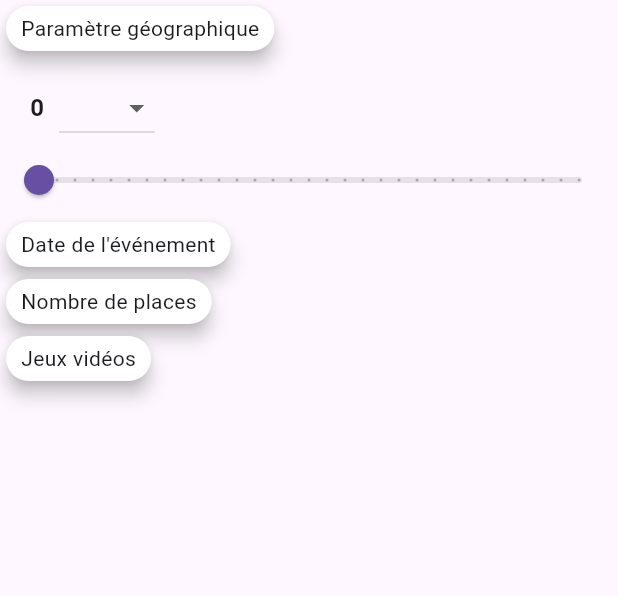
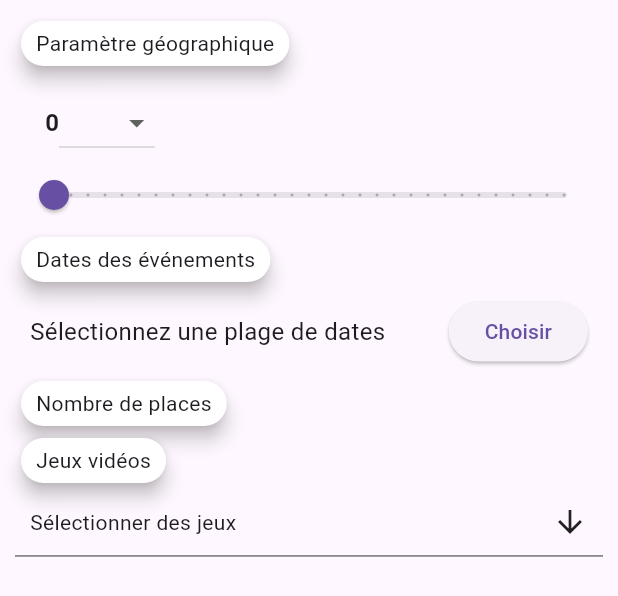
Before and after one commit to RomainHer/maps.gg, a Flutter app: the FilterBottomSheet widget shown alone on an empty page, opened directly with empty values, on a phone screen of 412 x 824 dp. Shown: the top 596 px of the screen. Run offline on Flutter 3.47's test engine with Material 3 defaults, Android fonts, the phone set to English and light mode, and no system bars; drawn by our look-alikes of multi_select_flutter; our stand-ins replace firebase_analytics, firebase_core, flutter_map, geolocator, google_fonts, graphql and 1 more; missing offline and left inert: flutter_map_animations, flutter_map_cancellable_tile_provider, flutter_map_marker_cluster; accounts and stored records are empty; Roboto replaces fonts that are missing (Heebo).

Commit message:
add new filter (front-end)

```diff
--- a/lib/map/custom_map.dart
+++ b/lib/map/custom_map.dart
@@ -195,6 +195,8 @@ class _CustomMapState extends State<CustomMap> with TickerProviderStateMixin {
                           videoGames: widget.videoGames,
                           distanceRange: 200.0,
                           measureUnit: "km",
+                          selectedDateRange: null,
+                          selectedVideoGames: [],
                         );
                       },
                     );
--- a/lib/map/filter_bottom_sheet.dart
+++ b/lib/map/filter_bottom_sheet.dart
@@ -1,37 +1,64 @@
 import 'package:flutter/material.dart';
+import 'package:multi_select_flutter/multi_select_flutter.dart';
 import 'package:maps_gg/class/videogame.dart';
 
 class FilterBottomSheet extends StatefulWidget {
   final Map<VideoGame, int> videoGames;
   final double distanceRange;
   final String measureUnit;
+  final DateTimeRange? selectedDateRange;
+  final List<VideoGame> selectedVideoGames;
 
   const FilterBottomSheet(
       {super.key,
       required this.videoGames,
       required this.distanceRange,
-      required this.measureUnit});
+      required this.measureUnit,
+      this.selectedDateRange,
+      this.selectedVideoGames = const []});
 
   @override
   State<FilterBottomSheet> createState() => _FilterBottomSheetState();
 }
 
 class _FilterBottomSheetState extends State<FilterBottomSheet> {
-  List<VideoGame> selectedVideoGames = [];
+  late List<VideoGame> selectedVideoGames;
   late double distance;
   late String measureUnit;
+  DateTimeRange? selectedDateRange;
 
   @override
   void initState() {
     super.initState();
     distance = widget.distanceRange;
     measureUnit = widget.measureUnit;
+    selectedDateRange = widget.selectedDateRange;
+    selectedVideoGames = widget.selectedVideoGames;
+  }
+
+  Future<void> _selectDateRange(BuildContext context) async {
+    final DateTimeRange? pickedRange = await showDateRangePicker(
+      context: context,
+      initialDateRange: selectedDateRange,
+      firstDate: DateTime(2000),
+      lastDate: DateTime(2100),
+      helpText: 'Sélectionnez une plage de dates',
+    );
+
+    if (pickedRange != null) {
+      setState(() {
+        selectedDateRange = pickedRange;
+      });
+    }
   }
 
   @override
   Widget build(BuildContext context) {
     return SizedBox(
       width: double.infinity,
+      child: SingleChildScrollView(
+        child: Padding(
+          padding: const EdgeInsets.all(10.0),
           child: Column(
             crossAxisAlignment: CrossAxisAlignment.start,
             children: [
@@ -43,7 +70,8 @@ class _FilterBottomSheetState extends State<FilterBottomSheet> {
                 color: Colors.white,
                 child: Container(
                   padding: EdgeInsets.symmetric(horizontal: 10, vertical: 5),
-                child: Text("Paramètre géographique")),
+                  child: Text("Paramètre géographique"),
+                ),
               ),
               Container(
                 padding: EdgeInsets.fromLTRB(20, 10, 20, 0),
@@ -51,10 +79,9 @@ class _FilterBottomSheetState extends State<FilterBottomSheet> {
                   crossAxisAlignment: CrossAxisAlignment.center,
                   children: [
                     Text(distance.toStringAsFixed(0),
-                    style:
-                        TextStyle(fontSize: 16, fontWeight: FontWeight.bold)),
+                        style: TextStyle(
+                            fontSize: 16, fontWeight: FontWeight.bold)),
                     DropdownButton(
-                  padding: EdgeInsets.symmetric(horizontal: 10),
                       value: measureUnit,
                       items: [
                         DropdownMenuItem(
@@ -91,7 +118,25 @@ class _FilterBottomSheetState extends State<FilterBottomSheet> {
                 color: Colors.white,
                 child: Container(
                   padding: EdgeInsets.symmetric(horizontal: 10, vertical: 5),
-              child: Text("Date de l'événement"),
+                  child: Text("Dates des événements"),
+                ),
+              ),
+              Container(
+                padding: EdgeInsets.symmetric(horizontal: 10, vertical: 5),
+                child: Row(
+                  mainAxisAlignment: MainAxisAlignment.spaceBetween,
+                  children: [
+                    Text(
+                      selectedDateRange != null
+                          ? "Du ${selectedDateRange!.start.day}/${selectedDateRange!.start.month}/${selectedDateRange!.start.year} au ${selectedDateRange!.end.day}/${selectedDateRange!.end.month}/${selectedDateRange!.end.year}"
+                          : "Sélectionnez une plage de dates",
+                      style: TextStyle(fontSize: 16),
+                    ),
+                    ElevatedButton(
+                      onPressed: () => _selectDateRange(context),
+                      child: Text("Choisir"),
+                    ),
+                  ],
                 ),
               ),
               Card(
@@ -116,30 +161,23 @@ class _FilterBottomSheetState extends State<FilterBottomSheet> {
                   child: Text("Jeux vidéos"),
                 ),
               ),
-
-          /*Expanded(
-          child: ListView.builder(
-            itemCount: widget.videoGames.length,
-            itemBuilder: (context, index) {
-              final videoGameList = widget.videoGames.entries.toList();
-              return CheckboxListTile(
-                title: Text(
-                    '${videoGameList[index].key.displayName} (${videoGameList[index].value})'),
-                value: selectedVideoGames.contains(videoGameList[index].key),
-                onChanged: (bool? value) {
+              MultiSelectDialogField(
+                items: widget.videoGames.keys
+                    .map((videoGame) => MultiSelectItem<VideoGame>(videoGame,
+                        "${videoGame.displayName} (${widget.videoGames[videoGame]})"))
+                    .toList(),
+                initialValue: selectedVideoGames,
+                title: Text("Jeux Vidéos"),
+                buttonText: Text("Sélectionner des jeux"),
+                onConfirm: (values) {
                   setState(() {
-                    if (value == true) {
-                      selectedVideoGames.add(videoGameList[index].key);
-                    } else {
-                      selectedVideoGames.remove(videoGameList[index].key);
-                    }
+                    selectedVideoGames = values;
                   });
                 },
-              );
-            },
               ),
-        ),*/
             ],
+          ),
+        ),
       ),
     );
   }
--- a/pubspec.yaml
+++ b/pubspec.yaml
@@ -51,6 +51,7 @@ dependencies:
   flutter_map_animations: ^0.7.1
   firebase_core: ^3.8.0
   firebase_analytics: ^11.3.5
+  multi_select_flutter: ^4.1.3
 
 dev_dependencies:
   flutter_test:
```
Also changed, not shown: pubspec.lock. Lines whose indentation alone changed are shown as unchanged.
